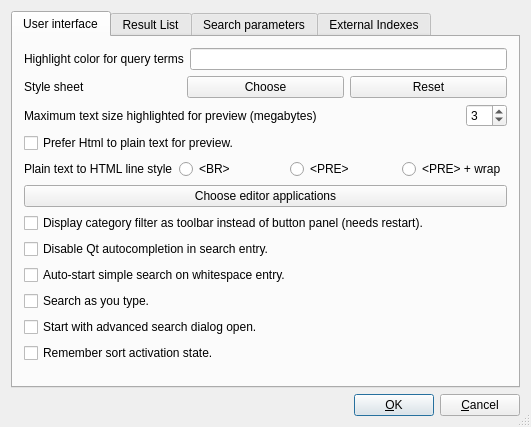
Above: src/qtgui/uiprefs.ui from spanner888/recoll before the change. Below: the same form after it.
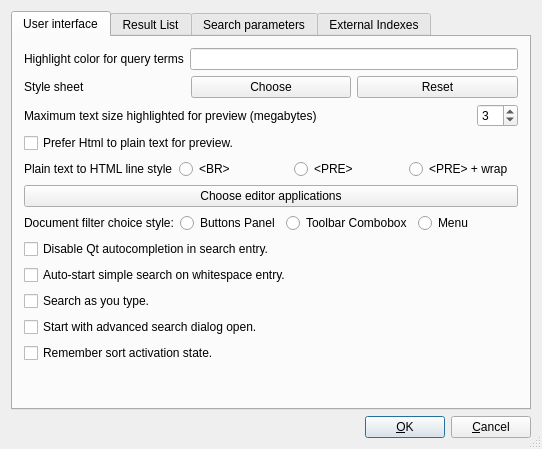
That is the form after the change.

Commit message: allow displaying current doc filter (media/message etc.) as menu

The edit to the form file:
```diff
--- a/src/qtgui/uiprefs.ui
+++ b/src/qtgui/uiprefs.ui
@@ -6,8 +6,8 @@
    <rect>
     <x>0</x>
     <y>0</y>
-    <width>531</width>
-    <height>427</height>
+    <width>542</width>
+    <height>449</height>
    </rect>
   </property>
   <property name="windowTitle">
@@ -175,14 +175,48 @@
             </widget>
            </item>
            <item>
-            <widget class="QCheckBox" name="catgToolBarCB">
-             <property name="text">
-              <string>Display category filter as toolbar instead of button panel (needs restart).</string>
-             </property>
-             <property name="checked">
-              <bool>false</bool>
-             </property>
-            </widget>
+            <layout class="QHBoxLayout" name="horizontalLayout1">
+             <item>
+              <widget class="QLabel" name="label1">
+               <property name="toolTip">
+                <string>Decide if document filters are shown as radio buttons, toolbar combobox, or menu.</string>
+               </property>
+               <property name="text">
+                <string>Document filter choice style:</string>
+               </property>
+              </widget>
+             </item>
+             <item>
+              <widget class="QRadioButton" name="filterBT_RB">
+               <property name="text">
+                <string>Buttons Panel</string>
+               </property>
+               <attribute name="buttonGroup">
+                <string notr="true">buttonGroup_2</string>
+               </attribute>
+              </widget>
+             </item>
+             <item>
+              <widget class="QRadioButton" name="filterCMB_RB">
+               <property name="text">
+                <string>Toolbar Combobox</string>
+               </property>
+               <attribute name="buttonGroup">
+                <string notr="true">buttonGroup_2</string>
+               </attribute>
+              </widget>
+             </item>
+             <item>
+              <widget class="QRadioButton" name="filterMN_RB">
+               <property name="text">
+                <string>Menu</string>
+               </property>
+               <attribute name="buttonGroup">
+                <string notr="true">buttonGroup_2</string>
+               </attribute>
+              </widget>
+             </item>
+            </layout>
            </item>
            <item>
             <widget class="QCheckBox" name="ssNoCompleteCB">
```
Left out of the diff: 15 changed lines with no effect on the pictures. The commit also changes 6 other files.
